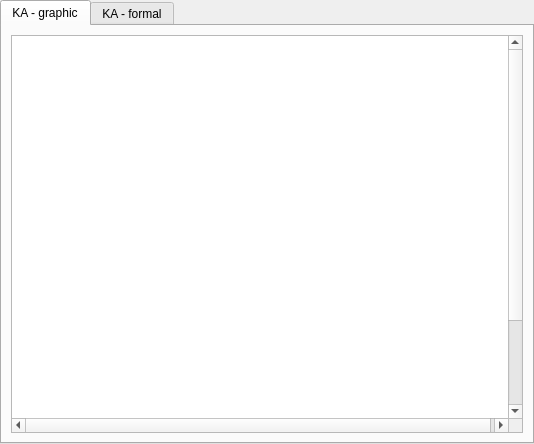
Old version of the form RegularConvertor/finite_machine/fa_widget.ui in the repository navrkald/regularConvertor.
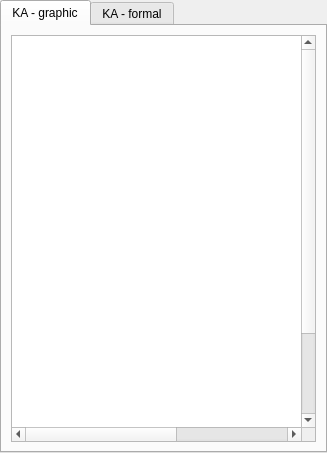
New version of the form.

```diff
--- a/RegularConvertor/finite_machine/fa_widget.ui
+++ b/RegularConvertor/finite_machine/fa_widget.ui
@@ -6,10 +6,16 @@
    <rect>
     <x>0</x>
     <y>0</y>
-    <width>534</width>
-    <height>444</height>
+    <width>327</width>
+    <height>453</height>
    </rect>
   </property>
+  <property name="sizePolicy">
+   <sizepolicy hsizetype="Preferred" vsizetype="Preferred">
+    <horstretch>0</horstretch>
+    <verstretch>0</verstretch>
+   </sizepolicy>
+  </property>
   <property name="windowTitle">
    <string>Form</string>
   </property>
```
Left out of the diff: 11 changed lines with no effect on the pictures.
